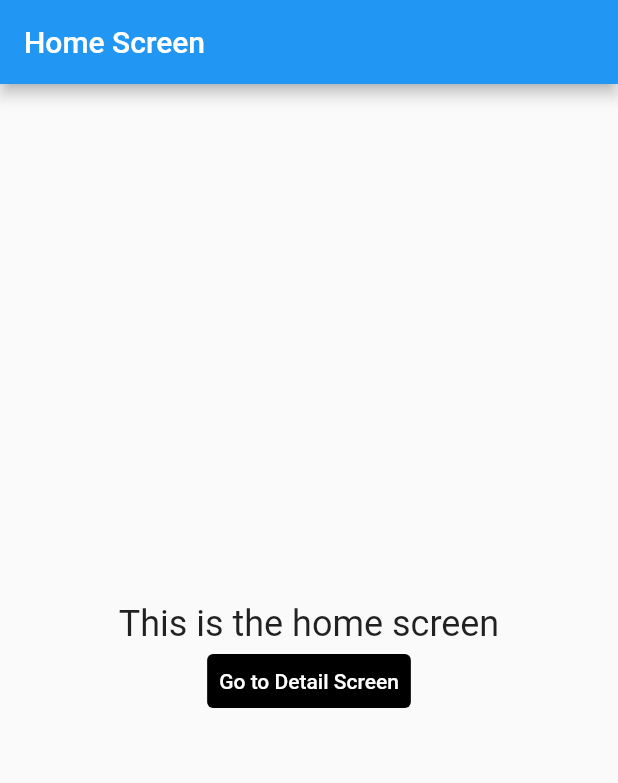
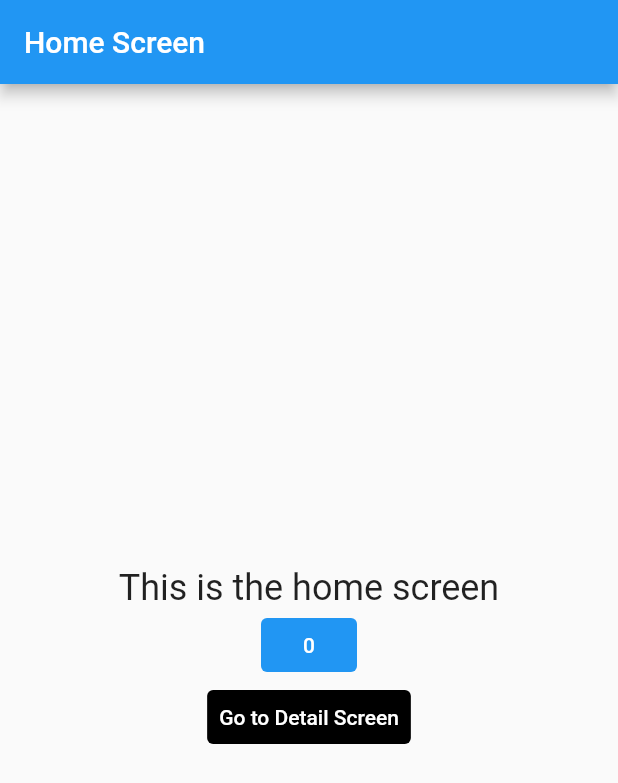
Before and after one commit to h-buzzi/learning-getx, a Flutter app: the screen it shows after launch, on a phone screen of 412 x 824 dp. Shown: the top 783 px of the screen. Run offline on Flutter 3.47's test engine with Material 2 defaults, Android fonts, the phone set to English and light mode, and no system bars; our stand-ins replace get.

Commit message:
State Management from Controllers

```diff
--- a/lib/main.dart
+++ b/lib/main.dart
@@ -19,8 +19,8 @@ class MyApp extends StatelessWidget {
           visualDensity: VisualDensity.adaptivePlatformDensity),
       initialRoute: '/home',
       getPages: [
-        GetPage(name: "/home", page: () => const HomeScreen()),
-        GetPage(name: "/detail", page: () => const DetailScreen())
+        GetPage(name: "/home", page: () => HomeScreen()),
+        GetPage(name: "/detail", page: () => DetailScreen())
       ],
     );
   }
--- a/lib/pages/detail/detail_screen.dart
+++ b/lib/pages/detail/detail_screen.dart
@@ -1,8 +1,11 @@
 import 'package:flutter/material.dart';
 import 'package:get/get.dart';
+import 'package:learning_getx/services/api_service.dart';
 
 class DetailScreen extends StatelessWidget {
-  const DetailScreen({Key? key}) : super(key: key);
+  DetailScreen({Key? key}) : super(key: key);
+
+  final apiService = Get.find<ApiService>();
 
   @override
   Widget build(BuildContext context) {
@@ -16,6 +19,7 @@ class DetailScreen extends StatelessWidget {
           },
         ),
       ),
+      body: Center(child: Text(apiService.fetchTextFromApi())),
     );
   }
 }
--- /dev/null
+++ b/lib/pages/home/controller/home_controller.dart
@@ -0,0 +1,9 @@
+import 'package:get/get.dart';
+
+class HomeController extends GetxController {
+  var count = 0.obs;
+
+  void increment() {
+    count++;
+  }
+}
--- a/lib/pages/home/home_screen.dart
+++ b/lib/pages/home/home_screen.dart
@@ -1,9 +1,13 @@
 import 'package:flutter/material.dart';
 import 'package:get/get.dart';
-import 'package:learning_getx/pages/detail/detail_screen.dart';
+import 'package:learning_getx/pages/home/controller/home_controller.dart';
+import 'package:learning_getx/services/api_service.dart';
 
 class HomeScreen extends StatelessWidget {
-  const HomeScreen({Key? key}) : super(key: key);
+  HomeScreen({Key? key}) : super(key: key);
+
+  final apiService = Get.put(ApiService());
+  final homeController = Get.put(HomeController());
 
   @override
   Widget build(BuildContext context) {
@@ -17,6 +21,12 @@ class HomeScreen extends StatelessWidget {
             const Text(
               'This is the home screen',
               style: TextStyle(fontSize: 24),
+            ),
+            TextButton(
+              onPressed: homeController.increment,
+              child: Obx(() => Text('${homeController.count}')),
+              style: TextButton.styleFrom(
+                  backgroundColor: Colors.blue, primary: Colors.white),
             ),
             TextButton(
               onPressed: () {
--- /dev/null
+++ b/lib/services/api_service.dart
@@ -0,0 +1,5 @@
+class ApiService {
+  String fetchTextFromApi() {
+    return 'This text is loaded from backend';
+  }
+}
```
